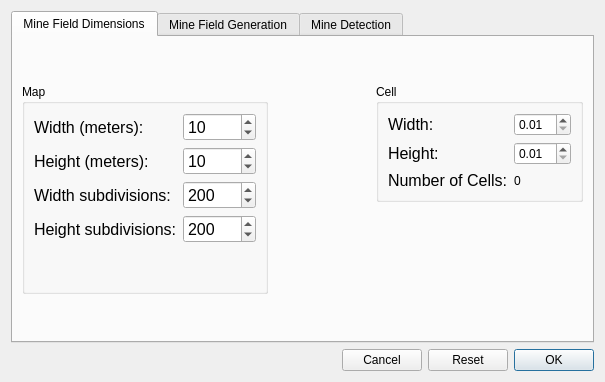
phir2-lab/hratc2017_framework, file src/simulator/gui/ui/mineconfig_ui.ui: the form before one commit.
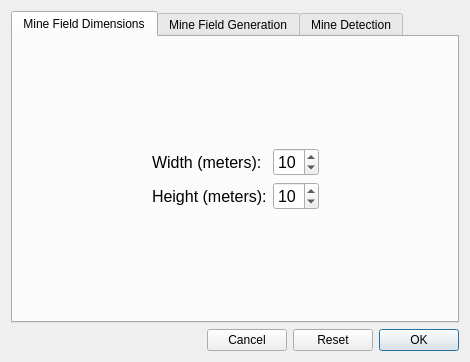
The form after the commit.

Commit message: Altera janela de configuração para não mexer o número de células dos mapas de cobertura do terreno e minas (motivo: dimensão dos datasets colhidos) Padroniza nomes da MainWindow e atalhos por teclado

The edit to the form file:
```diff
--- a/src/simulator/gui/ui/mineconfig_ui.ui
+++ b/src/simulator/gui/ui/mineconfig_ui.ui
@@ -9,8 +9,8 @@
    <rect>
     <x>0</x>
     <y>0</y>
-    <width>605</width>
-    <height>382</height>
+    <width>470</width>
+    <height>362</height>
    </rect>
   </property>
   <property name="windowTitle">
@@ -48,11 +48,18 @@
          <item>
           <layout class="QHBoxLayout" name="horizontalLayout_9">
            <item>
-            <widget class="QGroupBox" name="groupBox_3">
-             <property name="title">
-              <string>Map</string>
+            <spacer name="horizontalSpacer_7">
+             <property name="orientation">
+              <enum>Qt::Horizontal</enum>
              </property>
-             <layout class="QVBoxLayout" name="verticalLayout_4">
+             <property name="sizeHint" stdset="0">
+              <size>
+               <width>40</width>
+               <height>20</height>
+              </size>
+             </property>
+            </spacer>
+           </item>
               <item>
                <layout class="QGridLayout" name="gridLayout">
                 <item row="0" column="0">
@@ -91,30 +98,6 @@
                   </property>
                  </widget>
                 </item>
-                <item row="2" column="0">
-                 <widget class="QLabel" name="label_3">
-                  <property name="font">
-                   <font>
-                    <pointsize>12</pointsize>
-                   </font>
-                  </property>
-                  <property name="text">
-                   <string>Width subdivisions:</string>
-                  </property>
-                 </widget>
-                </item>
-                <item row="3" column="0">
-                 <widget class="QLabel" name="label_4">
-                  <property name="font">
-                   <font>
-                    <pointsize>12</pointsize>
-                   </font>
-                  </property>
-                  <property name="text">
-                   <string>Height subdivisions:</string>
-                  </property>
-                 </widget>
-                </item>
                 <item row="1" column="1">
                  <widget class="QSpinBox" name="spinMapHeight">
                   <property name="font">
@@ -127,59 +110,7 @@
                   </property>
                  </widget>
                 </item>
-                <item row="2" column="1">
-                 <widget class="QSpinBox" name="spinWidthSubdiv">
-                  <property name="font">
-                   <font>
-                    <pointsize>12</pointsize>
-                   </font>
-                  </property>
-                  <property name="minimum">
-                   <number>1</number>
-                  </property>
-                  <property name="maximum">
-                   <number>10000</number>
-                  </property>
-                  <property name="value">
-                   <number>200</number>
-                  </property>
-                 </widget>
-                </item>
-                <item row="3" column="1">
-                 <widget class="QSpinBox" name="spinHeightSubdiv">
-                  <property name="font">
-                   <font>
-                    <pointsize>12</pointsize>
-                   </font>
-                  </property>
-                  <property name="minimum">
-                   <number>1</number>
-                  </property>
-                  <property name="maximum">
-                   <number>10000</number>
-                  </property>
-                  <property name="value">
-                   <number>200</number>
-                  </property>
-                 </widget>
-                </item>
-               </layout>
-              </item>
-              <item>
-               <spacer name="verticalSpacer_3">
-                <property name="orientation">
-                 <enum>Qt::Vertical</enum>
-                </property>
-                <property name="sizeHint" stdset="0">
-                 <size>
-                  <width>20</width>
-                  <height>40</height>
-                 </size>
-                </property>
-               </spacer>
-              </item>
-             </layout>
-            </widget>
+            </layout>
            </item>
            <item>
             <spacer name="horizontalSpacer_2">
@@ -194,92 +125,6 @@
              </property>
             </spacer>
            </item>
-           <item>
-            <layout class="QVBoxLayout" name="verticalLayout_5">
-             <item>
-              <widget class="QGroupBox" name="groupBox_4">
-               <property name="title">
-                <string>Cell</string>
-               </property>
-               <layout class="QGridLayout" name="gridLayout_3">
-                <item row="3" column="0">
-                 <widget class="QLabel" name="label_5">
-                  <property name="font">
-                   <font>
-                    <pointsize>12</pointsize>
-                   </font>
-                  </property>
-                  <property name="text">
-                   <string>Number of Cells:</string>
-                  </property>
-                 </widget>
-                </item>
-                <item row="2" column="0">
-                 <widget class="QLabel" name="label_7">
-                  <property name="font">
-                   <font>
-                    <pointsize>12</pointsize>
-                   </font>
-                  </property>
-                  <property name="text">
-                   <string>Height:</string>
-                  </property>
-                 </widget>
-                </item>
-                <item row="1" column="2">
-                 <widget class="QDoubleSpinBox" name="doubleSpinCellWidth">
-                  <property name="minimum">
-                   <double>0.010000000000000</double>
-                  </property>
-                 </widget>
-                </item>
-                <item row="2" column="2">
-                 <widget class="QDoubleSpinBox" name="doubleSpinCellHeight">
-                  <property name="minimum">
-                   <double>0.010000000000000</double>
-                  </property>
-                 </widget>
-                </item>
-                <item row="1" column="0">
-                 <widget class="QLabel" name="label_6">
-                  <property name="font">
-                   <font>
-                    <pointsize>12</pointsize>
-                   </font>
-                  </property>
-                  <property name="text">
-                   <string>Width:</string>
-                  </property>
-                 </widget>
-                </item>
-                <item row="3" column="2">
-                 <widget class="QLabel" name="labelNumCell">
-                  <property name="text">
-                   <string>0</string>
-                  </property>
-                 </widget>
-                </item>
-               </layout>
-              </widget>
-             </item>
-             <item>
-              <layout class="QHBoxLayout" name="horizontalLayout"/>
-             </item>
-             <item>
-              <spacer name="verticalSpacer">
-               <property name="orientation">
-                <enum>Qt::Vertical</enum>
-               </property>
-               <property name="sizeHint" stdset="0">
-                <size>
-                 <width>20</width>
-                 <height>40</height>
-                </size>
-               </property>
-              </spacer>
-             </item>
-            </layout>
-           </item>
           </layout>
          </item>
          <item>
```
Lines whose indentation alone changed are shown as unchanged. The commit also changes 6 other files.
